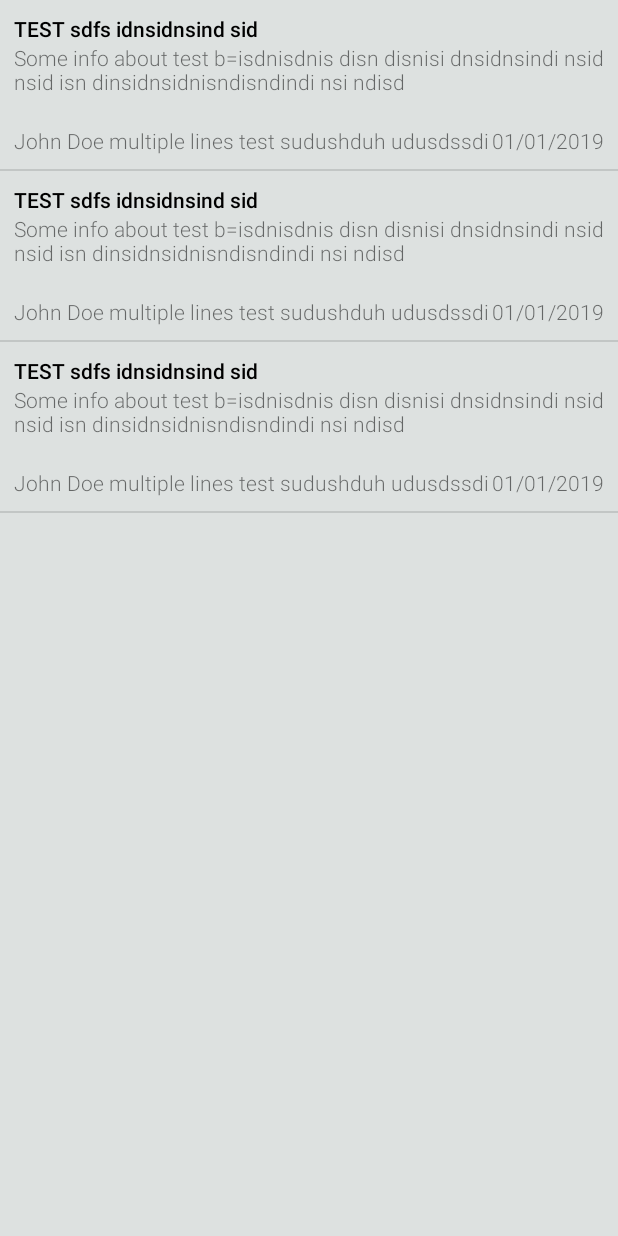
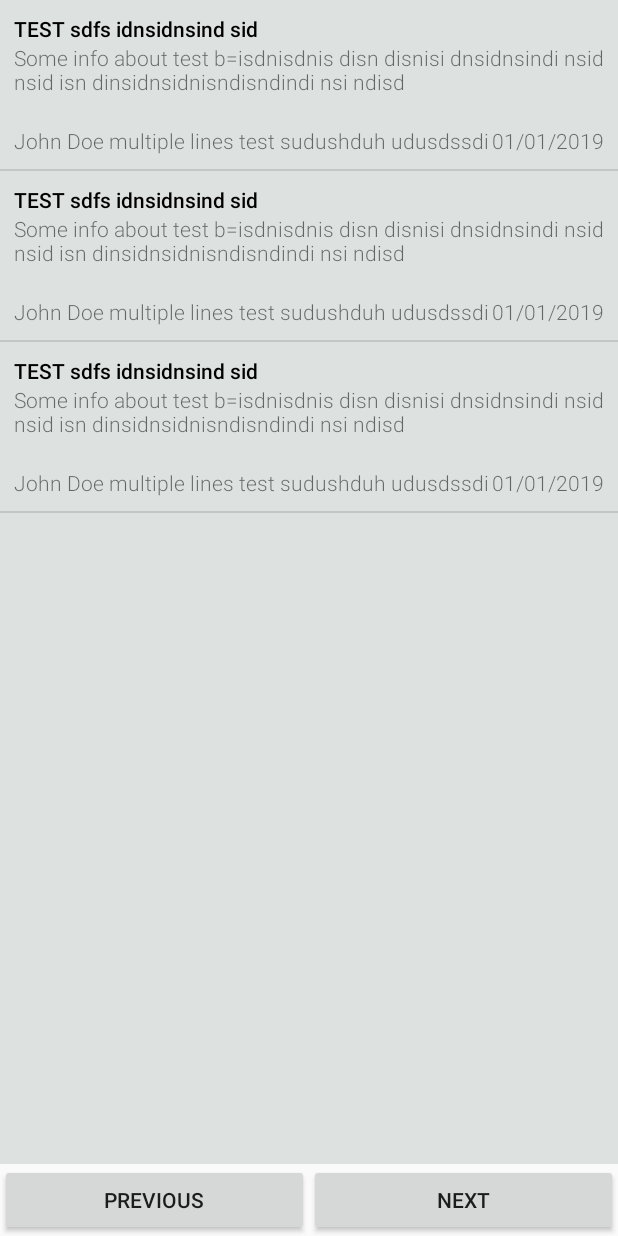
Before and after one commit to pabloborsone/NewsApp, an Android app: the layout activity_news.xml on its own in the app's theme, with its tools: preview values and no code run, on a phone screen of 412 x 824 dp. Run offline under Robolectric (Android 15) with nearby library versions, the phone set to English and light mode, and no system bars; network calls fail.

Commit message:
Layout insertion of buttons to move forward or backwards

```diff
--- a/teste_android/app/src/main/java/dev/dextra/newsapp/feature/news/NewsViewModel.kt
+++ b/teste_android/app/src/main/java/dev/dextra/newsapp/feature/news/NewsViewModel.kt
@@ -31,4 +31,8 @@ class NewsViewModel(
                 })
         )
     }
+
+    fun changePages() {
+
+    }
 }
--- a/teste_android/app/src/main/res/layout/activity_news.xml
+++ b/teste_android/app/src/main/res/layout/activity_news.xml
@@ -1,19 +1,55 @@
 <?xml version="1.0" encoding="utf-8"?>
-<androidx.coordinatorlayout.widget.CoordinatorLayout xmlns:android="http://schemas.android.com/apk/res/android"
+<LinearLayout xmlns:android="http://schemas.android.com/apk/res/android"
     xmlns:app="http://schemas.android.com/apk/res-auto"
     xmlns:tools="http://schemas.android.com/tools"
     android:layout_width="match_parent"
     android:layout_height="match_parent"
-    tools:context=".feature.news.NewsActivity">
+    android:isScrollContainer="true"
+    tools:context=".feature.news.NewsActivity"
+    android:orientation="vertical">
 
     <ListView
-            android:layout_width="match_parent"
-            android:layout_height="match_parent"
-            style="@style/ListStyle"
-            app:layout_behavior="@string/appbar_scrolling_view_behavior"
-            android:id="@+id/news_list"
-            tools:listitem="@layout/item_article">
+        android:id="@+id/news_list"
+        style="@style/ListStyle"
+        android:layout_width="match_parent"
+        android:layout_height="0dp"
+        android:layout_weight="1"
+        app:layout_behavior="@string/appbar_scrolling_view_behavior"
+        tools:listitem="@layout/item_article">
 
     </ListView>
 
-</androidx.coordinatorlayout.widget.CoordinatorLayout>
+    <androidx.constraintlayout.widget.ConstraintLayout
+        android:layout_width="match_parent"
+        android:layout_height="wrap_content">
+
+        <Button
+            android:id="@+id/news_next_button"
+            android:layout_width="0dp"
+            android:layout_height="wrap_content"
+            android:text="Next"
+            app:layout_constraintEnd_toEndOf="parent"
+            app:layout_constraintStart_toStartOf="@+id/guideline"
+            app:layout_constraintTop_toTopOf="parent" />
+
+        <Button
+            android:id="@+id/news_previous"
+            android:layout_width="0dp"
+            android:layout_height="wrap_content"
+            android:text="Previous"
+            app:layout_constraintEnd_toStartOf="@+id/guideline"
+            app:layout_constraintStart_toStartOf="parent"
+            app:layout_constraintTop_toTopOf="parent" />
+
+        <androidx.constraintlayout.widget.Guideline
+            android:id="@+id/guideline"
+            android:layout_width="0dp"
+            android:layout_height="0dp"
+            android:orientation="vertical"
+            app:layout_constraintEnd_toEndOf="parent"
+            app:layout_constraintGuide_percent="0.5"
+            app:layout_constraintStart_toStartOf="parent" />
+
+    </androidx.constraintlayout.widget.ConstraintLayout>
+
+</LinearLayout>
```
